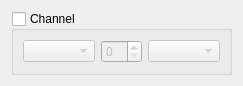
Qt form qcustomplot/wlchoscpwidget.ui (WladimirN/wlmill-beta-wn) before a commit.
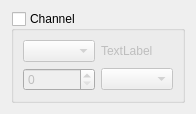
The same form after that commit.

The edit to the form file:
```diff
--- a/qcustomplot/wlchoscpwidget.ui
+++ b/qcustomplot/wlchoscpwidget.ui
@@ -6,8 +6,8 @@
    <rect>
     <x>0</x>
     <y>0</y>
-    <width>225</width>
-    <height>71</height>
+    <width>182</width>
+    <height>97</height>
    </rect>
   </property>
   <property name="windowTitle">
@@ -29,12 +29,19 @@
       <item row="0" column="0">
        <widget class="QComboBox" name="cbElement"/>
       </item>
-      <item row="0" column="1">
+      <item row="1" column="0">
        <widget class="QSpinBox" name="sbIndex"/>
       </item>
-      <item row="0" column="2">
+      <item row="1" column="1">
        <widget class="QComboBox" name="cbTypeData"/>
       </item>
+      <item row="0" column="1">
+       <widget class="QLabel" name="color">
+        <property name="text">
+         <string>TextLabel</string>
+        </property>
+       </widget>
+      </item>
      </layout>
     </widget>
    </item>
```
